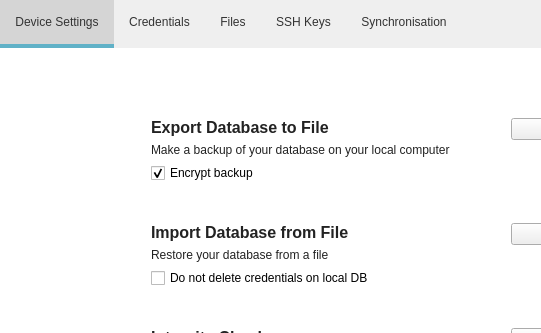
The window that src/MainWindow.ui (mooltipass/moolticute) describes before a commit, drawn with Qt 5; both pictures show x 0 to 541 and y 0 to 333 of the 822 by 553 pixel window.
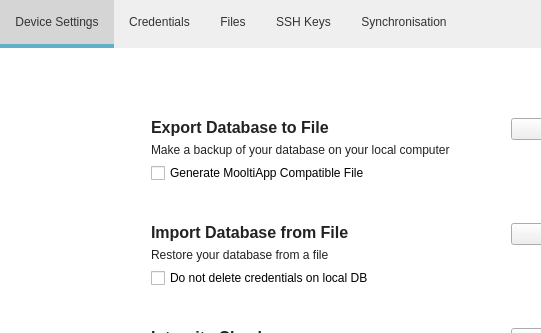
The same window after the commit. Icons and pictures are not drawn. Custom widgets are drawn as their Qt base class.

Commit message: Relabeling export db check box

The edit to the form file:
```diff
--- a/src/MainWindow.ui
+++ b/src/MainWindow.ui
@@ -1183,10 +1183,10 @@
             <item>
              <widget class="QCheckBox" name="checkBoxExport">
               <property name="text">
-               <string>Encrypt backup</string>
+               <string>Generate MooltiApp Compatible File</string>
               </property>
               <property name="checked">
-               <bool>true</bool>
+               <bool>false</bool>
               </property>
              </widget>
             </item>
```
The commit also changes 1 other file.
